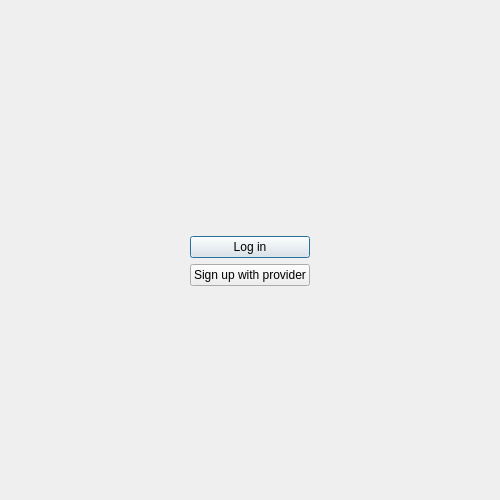
This is src/gui/wizard/welcomepage.ui in nextcloud/desktop as Qt 5 draws it before an edit. The edited form follows.
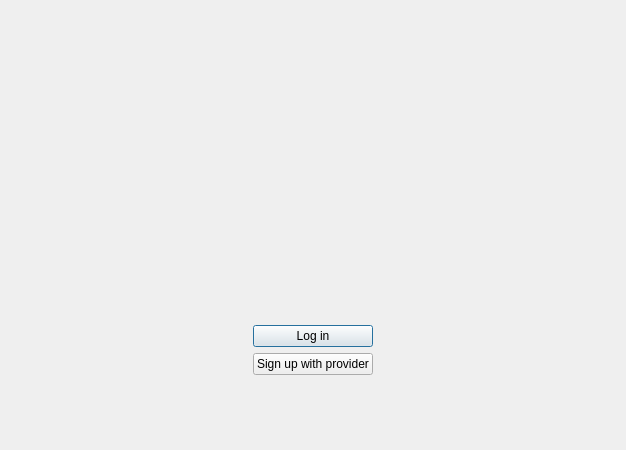
This is the edited form. Custom widgets are drawn as their Qt base class.

The edit to the form file:
```diff
--- a/src/gui/wizard/welcomepage.ui
+++ b/src/gui/wizard/welcomepage.ui
@@ -6,8 +6,8 @@
    <rect>
     <x>0</x>
     <y>0</y>
-    <width>500</width>
-    <height>500</height>
+                <width>626</width>
+                <height>450</height>
    </rect>
   </property>
   <property name="sizePolicy">
@@ -19,6 +19,24 @@
   <property name="windowTitle">
    <string>Form</string>
   </property>
+        <layout class="QHBoxLayout" name="mainHbox">
+            <item>
+                <spacer name="leftHorizontalSpacer">
+                    <property name="orientation">
+                        <enum>Qt::Horizontal</enum>
+                    </property>
+                    <property name="sizeType">
+                        <enum>QSizePolicy::Minimum</enum>
+                    </property>
+                    <property name="sizeHint" stdset="0">
+                        <size>
+                            <width>118</width>
+                            <height>20</height>
+                        </size>
+                    </property>
+                </spacer>
+            </item>
+            <item>
   <layout class="QVBoxLayout" name="verticalLayout_2">
    <item>
     <spacer name="verticalSpacer_3">
@@ -26,12 +44,12 @@
       <enum>Qt::Vertical</enum>
      </property>
      <property name="sizeType">
-      <enum>QSizePolicy::Expanding</enum>
+                                <enum>QSizePolicy::Fixed</enum>
      </property>
      <property name="sizeHint" stdset="0">
       <size>
        <width>20</width>
-       <height>80</height>
+                                    <height>90</height>
       </size>
      </property>
     </spacer>
@@ -68,10 +86,15 @@
        <property name="font">
         <font>
          <pointsize>12</pointsize>
-         <weight>75</weight>
          <bold>true</bold>
         </font>
        </property>
+                                    <property name="sizeHint" stdset="0">
+                                        <size>
+                                            <width>-1</width>
+                                            <height>-1</height>
+                                        </size>
+                                    </property>
       </widget>
      </item>
      <item>
@@ -99,7 +122,23 @@
     </layout>
    </item>
    <item>
-    <layout class="QHBoxLayout" name="horizontalLayout">
+                        <spacer name="verticalSpacer_2">
+                            <property name="orientation">
+                                <enum>Qt::Vertical</enum>
+                            </property>
+                            <property name="sizeType">
+                                <enum>QSizePolicy::Expanding</enum>
+                            </property>
+                            <property name="sizeHint" stdset="0">
+                                <size>
+                                    <width>20</width>
+                                    <height>90</height>
+                                </size>
+                            </property>
+                        </spacer>
+                    </item>
+                    <item>
+                        <layout class="QHBoxLayout" name="buttonArea_hLayout">
      <property name="leftMargin">
       <number>0</number>
      </property>
@@ -124,15 +163,21 @@
        <property name="topMargin">
         <number>0</number>
        </property>
+                                    <property name="bottomMargin">
+                                        <number>10</number>
+                                    </property>
        <item>
         <spacer name="verticalSpacer">
          <property name="orientation">
           <enum>Qt::Vertical</enum>
          </property>
+                                            <property name="sizeType">
+                                                <enum>QSizePolicy::MinimumExpanding</enum>
+                                            </property>
          <property name="sizeHint" stdset="0">
           <size>
            <width>20</width>
-           <height>40</height>
+                                                    <height>80</height>
           </size>
          </property>
         </spacer>
@@ -171,10 +216,13 @@
          <property name="orientation">
           <enum>Qt::Vertical</enum>
          </property>
+                                            <property name="sizeType">
+                                                <enum>QSizePolicy::Expanding</enum>
+                                            </property>
          <property name="sizeHint" stdset="0">
           <size>
            <width>20</width>
-           <height>40</height>
+                                                    <height>48</height>
           </size>
          </property>
         </spacer>
@@ -189,7 +237,7 @@
        <property name="sizeHint" stdset="0">
         <size>
          <width>40</width>
-         <height>20</height>
+                                            <height>0</height>
         </size>
        </property>
       </spacer>
@@ -201,10 +249,31 @@
      <property name="orientation">
       <enum>Qt::Vertical</enum>
      </property>
+                            <property name="sizeType">
+                                <enum>QSizePolicy::Fixed</enum>
+                            </property>
      <property name="sizeHint" stdset="0">
       <size>
        <width>20</width>
-       <height>40</height>
+                                    <height>0</height>
+                                </size>
+                            </property>
+                        </spacer>
+                    </item>
+                </layout>
+            </item>
+            <item>
+                <spacer name="rightHorizontalSpacer">
+                    <property name="orientation">
+                        <enum>Qt::Horizontal</enum>
+                    </property>
+                    <property name="sizeType">
+                        <enum>QSizePolicy::Minimum</enum>
+                    </property>
+                    <property name="sizeHint" stdset="0">
+                        <size>
+                            <width>118</width>
+                            <height>20</height>
       </size>
      </property>
     </spacer>
```
Left out of the diff: 2 changed lines with no effect on the pictures. Lines whose indentation alone changed are shown as unchanged.
